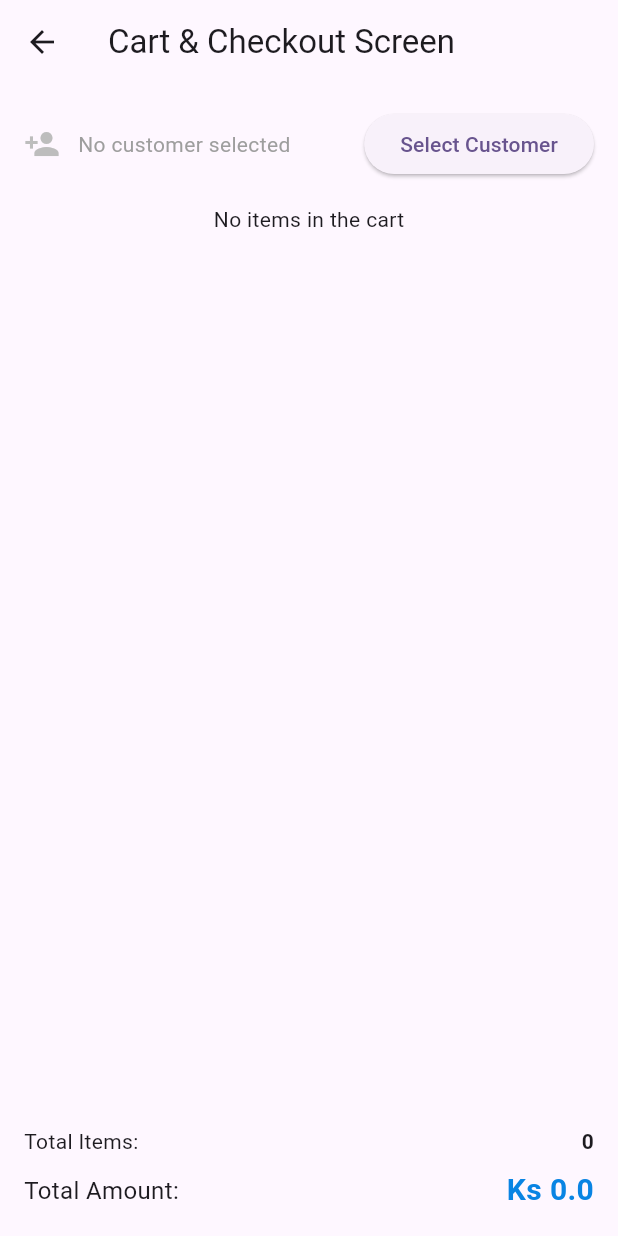
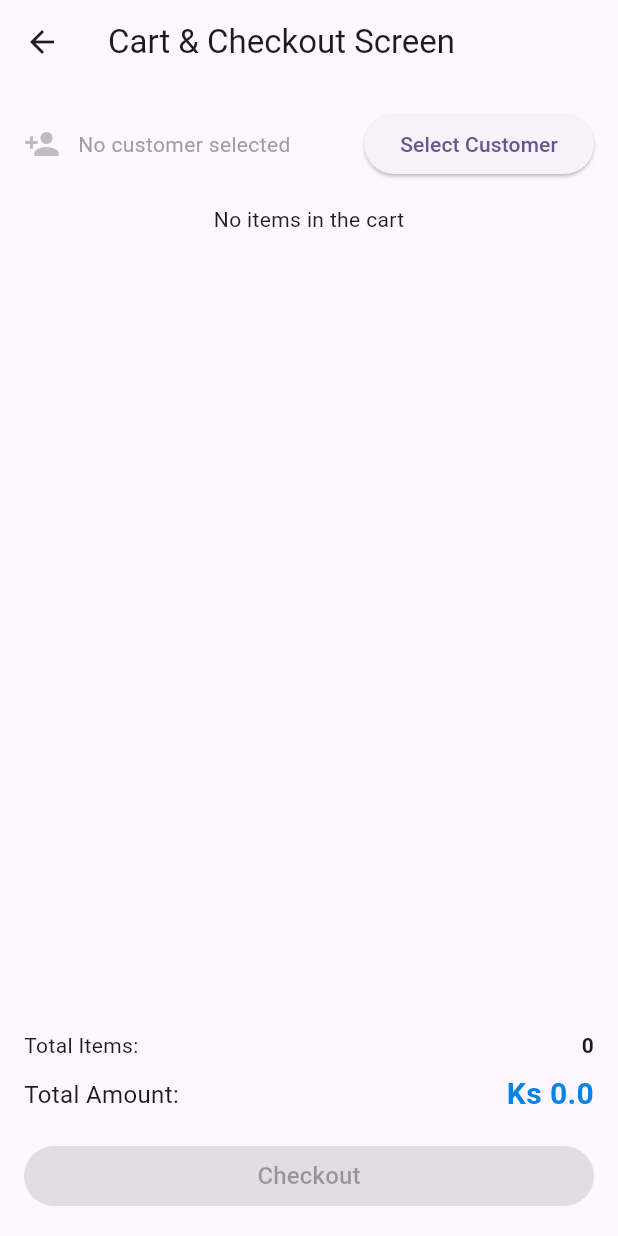
Before and after one commit to jarvis-vision4/pos_sample_app, a Flutter app: the CartScreen screen opened by its route, on a phone screen of 412 x 824 dp. Run offline on Flutter 3.47's test engine with Material 3 defaults, Android fonts, the phone set to English and light mode, and no system bars; our stand-ins replace cached_network_image, dio, flutter_bloc, get_it, sqflite; accounts and stored records are empty.

Commit message:
feat - checkout button disabled or enabled when select customer

```diff
--- a/lib/presentation/screens/cart/cart_screen.dart
+++ b/lib/presentation/screens/cart/cart_screen.dart
@@ -3,6 +3,7 @@ import 'package:flutter_bloc/flutter_bloc.dart';
 import 'package:pos_sample_app/presentation/screens/cart/cubit/cart_cubit.dart';
 import 'package:pos_sample_app/presentation/screens/cart/cubit/cart_state.dart';
 import 'package:pos_sample_app/presentation/screens/cart/widgets/cart_items_list.dart';
+import 'package:pos_sample_app/presentation/screens/cart/widgets/checkout_section.dart';
 import 'package:pos_sample_app/routes/app_routes.dart';
 
 import '../../../data/models/customer.dart';
@@ -84,41 +85,7 @@ class CartScreen extends StatelessWidget {
               ),
 
               Expanded(child: CartItemsList(state:state)),
-              Container(
-                padding: EdgeInsets.all(16),
-                child: Column(
-                  children: [
-                    Row(
-                      mainAxisAlignment: MainAxisAlignment.spaceBetween,
-                      children: [
-                        const Text('Total Items:'),
-                        Text(
-                          '${state.totalQuantity}',
-                          style: const TextStyle(fontWeight: FontWeight.bold),
-                        ),
-                      ],
-                    ),
-                    const SizedBox(height: 8),
-                    Row(
-                      mainAxisAlignment: MainAxisAlignment.spaceBetween,
-                      children: [
-                        const Text(
-                          'Total Amount:',
-                          style: TextStyle(fontSize: 16),
-                        ),
-                        Text(
-                          "Ks ${state.totalAmount}",
-                          style: const TextStyle(
-                            fontSize: 20,
-                            fontWeight: FontWeight.bold,
-                            color: Color(0xFF0984E3),
-                          ),
-                        ),
-                      ],
-                    ),
-                  ],
-                ),
-              )
+              CheckoutSection(state: state)
             ],
           );
         },
--- a/lib/presentation/screens/cart/cubit/cart_state.dart
+++ b/lib/presentation/screens/cart/cubit/cart_state.dart
@@ -23,8 +23,7 @@ class CartState {
   double get totalAmount => items.fold(0.0, (double sum, CartItem item) => sum + item.subtotal);
 
 
-  bool get canCheckOut {
-    return selectedCustomer != null && items.isNotEmpty;
-  }
+  bool get canCheckOut => selectedCustomer != null && items.isNotEmpty;
+
 
 }
--- /dev/null
+++ b/lib/presentation/screens/cart/widgets/checkout_section.dart
@@ -0,0 +1,89 @@
+
+import 'package:flutter/material.dart';
+import 'package:flutter_bloc/flutter_bloc.dart';
+import 'package:pos_sample_app/presentation/screens/cart/cubit/cart_state.dart';
+
+import '../cubit/cart_cubit.dart';
+
+class CheckoutSection extends StatelessWidget {
+  const CheckoutSection({super.key, required this.state});
+  final CartState state;
+  @override
+  Widget build(BuildContext context) {
+    return  Container(
+      padding: EdgeInsets.all(16),
+      child: Column(
+        children: [
+          Row(
+            mainAxisAlignment: MainAxisAlignment.spaceBetween,
+            children: [
+              const Text('Total Items:'),
+              Text(
+                '${state.totalQuantity}',
+                style: const TextStyle(fontWeight: FontWeight.bold),
+              ),
+            ],
+          ),
+          const SizedBox(height: 8),
+          Row(
+            mainAxisAlignment: MainAxisAlignment.spaceBetween,
+            children: [
+              const Text(
+                'Total Amount:',
+                style: TextStyle(fontSize: 16),
+              ),
+              Text(
+                "Ks ${state.totalAmount}",
+                style: const TextStyle(
+                  fontSize: 20,
+                  fontWeight: FontWeight.bold,
+                  color: Color(0xFF0984E3),
+                ),
+              ),
+            ],
+          ),
+          const SizedBox(height: 16),
+          SizedBox(
+            width: double.infinity,
+            child: ElevatedButton(
+              onPressed:state.canCheckOut ?()=>_showCheckoutDialog(context):null,
+              child: state.isCheckingOut
+                  ? const SizedBox(
+                height: 20,
+                width: 20,
+                child: CircularProgressIndicator(
+                  strokeWidth: 2,
+                  color: Colors.white,
+                ),
+              ) : const Text(
+                'Checkout',
+                style: TextStyle(fontSize: 16),
+              ),
+            ),
+          ),
+        ],
+      ),
+    );
+  }
+  void _showCheckoutDialog(BuildContext context) {
+    showDialog(
+      context: context,
+      builder: (ctx) => AlertDialog(
+        title: const Text('Confirm Checkout'),
+        content: const Text('Are you sure you want to place this order?'),
+        actions: [
+          TextButton(
+            onPressed: () => Navigator.pop(ctx),
+            child: const Text('Cancel'),
+          ),
+          ElevatedButton(
+            onPressed: () {
+              Navigator.pop(ctx);
+            },
+            child: const Text('Confirm'),
+          ),
+        ],
+      ),
+    );
+  }
+}
```
Also changed, not shown: 1 other file.
